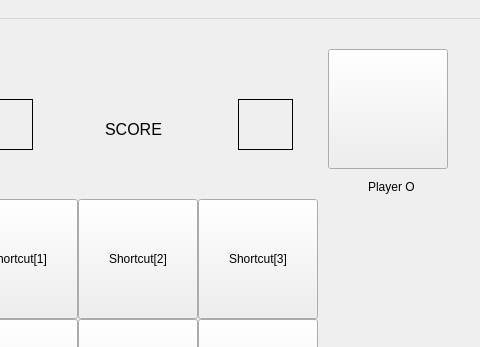
Qt form mainwindow.ui (aosmic/Tic-Tac-Toe) before a commit; both pictures show x 202 to 682 and y 0 to 347 of the 682 by 800 pixel window.
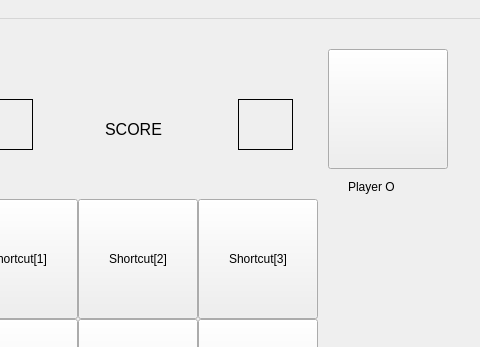
The same form after that commit. Icons and pictures are not drawn.

```diff
--- a/mainwindow.ui
+++ b/mainwindow.ui
@@ -307,9 +307,9 @@
    <widget class="QLabel" name="playerO">
     <property name="geometry">
      <rect>
-      <x>570</x>
+      <x>550</x>
       <y>160</y>
-      <width>55</width>
+      <width>71</width>
       <height>16</height>
      </rect>
     </property>
```
Left out of the diff: 2 changed lines with no effect on the pictures.
